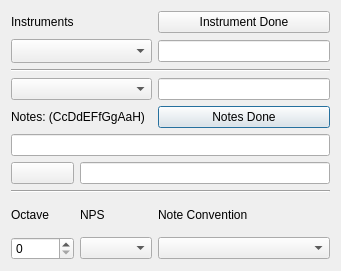
This is OceanGUI/File_Dialog.ui in uglasmeyer/ocean as Qt 5 draws it before an edit. The edited form follows.
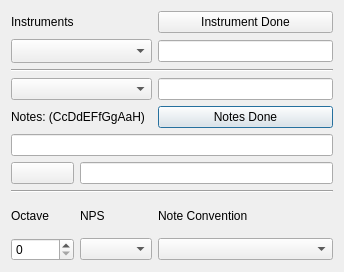
This is the edited form.

```diff
--- a/OceanGUI/File_Dialog.ui
+++ b/OceanGUI/File_Dialog.ui
@@ -6,8 +6,8 @@
    <rect>
     <x>0</x>
     <y>0</y>
-    <width>341</width>
-    <height>271</height>
+    <width>344</width>
+    <height>272</height>
    </rect>
   </property>
   <property name="sizePolicy">
```
